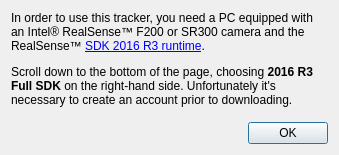
First picture: the form in tracker-rs/ftnoir_tracker_rs_controls.ui, repository opentrack/opentrack, before the edit.
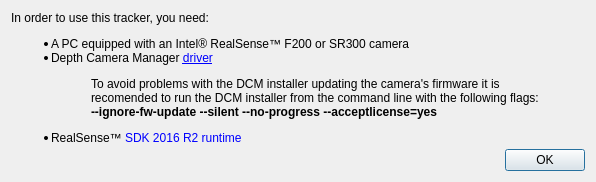
Second picture: the form after the edit. Icons and pictures are not drawn.

Commit message:
tracker/realsense: downgrade to r2
Issue: #1317

Installation instructions in the UI based on post by @JayMonkey
<https://github.com/opentrack/opentrack/issues/1317#issuecomment-908408101>.

```diff
--- a/tracker-rs/ftnoir_tracker_rs_controls.ui
+++ b/tracker-rs/ftnoir_tracker_rs_controls.ui
@@ -6,10 +6,16 @@
    <rect>
     <x>0</x>
     <y>0</y>
-    <width>339</width>
-    <height>155</height>
+    <width>596</width>
+    <height>182</height>
    </rect>
   </property>
+  <property name="sizePolicy">
+   <sizepolicy hsizetype="Maximum" vsizetype="Maximum">
+    <horstretch>0</horstretch>
+    <verstretch>0</verstretch>
+   </sizepolicy>
+  </property>
   <property name="minimumSize">
    <size>
     <width>339</width>
@@ -29,8 +35,32 @@
   <layout class="QVBoxLayout" name="verticalLayout">
    <item alignment="Qt::AlignTop">
     <widget class="QLabel" name="label">
+     <property name="minimumSize">
+      <size>
+       <width>578</width>
+       <height>0</height>
+      </size>
+     </property>
      <property name="text">
-      <string>&lt;html&gt;&lt;head/&gt;&lt;body&gt;&lt;p&gt;In order to use this tracker, you need a PC equipped with an Intel® RealSense™ F200 or SR300 camera and the RealSense™ &lt;a href=&quot;https://software.intel.com/en-us/realsense-sdk-windows-eol&quot;&gt;&lt;span style=&quot; text-decoration: underline; color:#0000ff;&quot;&gt;SDK 2016 R3 runtime&lt;/span&gt;&lt;/a&gt;.&lt;/p&gt;&lt;p&gt;Scroll down to the bottom of the page, choosing &lt;span style=&quot; font-weight:600;&quot;&gt;2016 R3 Full SDK&lt;/span&gt; on the right-hand side. Unfortunately it's necessary to create an account prior to downloading.&lt;/p&gt;&lt;/body&gt;&lt;/html&gt;</string>
+      <string>&lt;html&gt;&lt;head/&gt;&lt;body&gt;
+In order to use this tracker, you need:
+
+&lt;ul&gt;
+&lt;li&gt;
+	A PC equipped with an Intel® RealSense™ F200 or SR300 camera
+&lt;/li&gt;
+&lt;li&gt;
+	Depth Camera Manager &lt;a href=&quot;https://www.intel.com/content/www/us/en/download/18309/intel-realsense-depth-camera-manager.html&quot;&gt;&lt;span&gt;driver&lt;/span&gt;&lt;/a&gt;
+	&lt;blockquote&gt;
+	To avoid problems with the DCM installer updating the camera's firmware it is recomended to run the DCM installer from the command line with the following flags:&lt;br/&gt;
+	&lt;span style=&quot; font-weight: bold; font-family:monospace, 'Courier New';&quot;&gt;--ignore-fw-update --silent --no-progress --acceptlicense=yes&lt;/span&gt;
+	&lt;/blockquote&gt;
+&lt;/li&gt;
+&lt;li&gt;
+	RealSense™ &lt;a href=&quot;http://registrationcenter-download.intel.com/akdlm/irc_nas/vcp/9078/intel_rs_sdk_offline_package_10.0.26.0396.exe&quot;&gt;&lt;span&gt;SDK 2016 R2 runtime&lt;/span&gt;&lt;/a&gt;
+&lt;/li&gt;
+&lt;/ul&gt;
+&lt;/body&gt;&lt;/html&gt;</string>
      </property>
      <property name="wordWrap">
       <bool>true</bool>
@@ -42,6 +72,12 @@
    </item>
    <item>
     <widget class="QDialogButtonBox" name="buttonBox">
+     <property name="sizePolicy">
+      <sizepolicy hsizetype="Expanding" vsizetype="Maximum">
+       <horstretch>0</horstretch>
+       <verstretch>0</verstretch>
+      </sizepolicy>
+     </property>
      <property name="standardButtons">
       <set>QDialogButtonBox::Ok</set>
      </property>
```
The commit also changes 10 other files.
